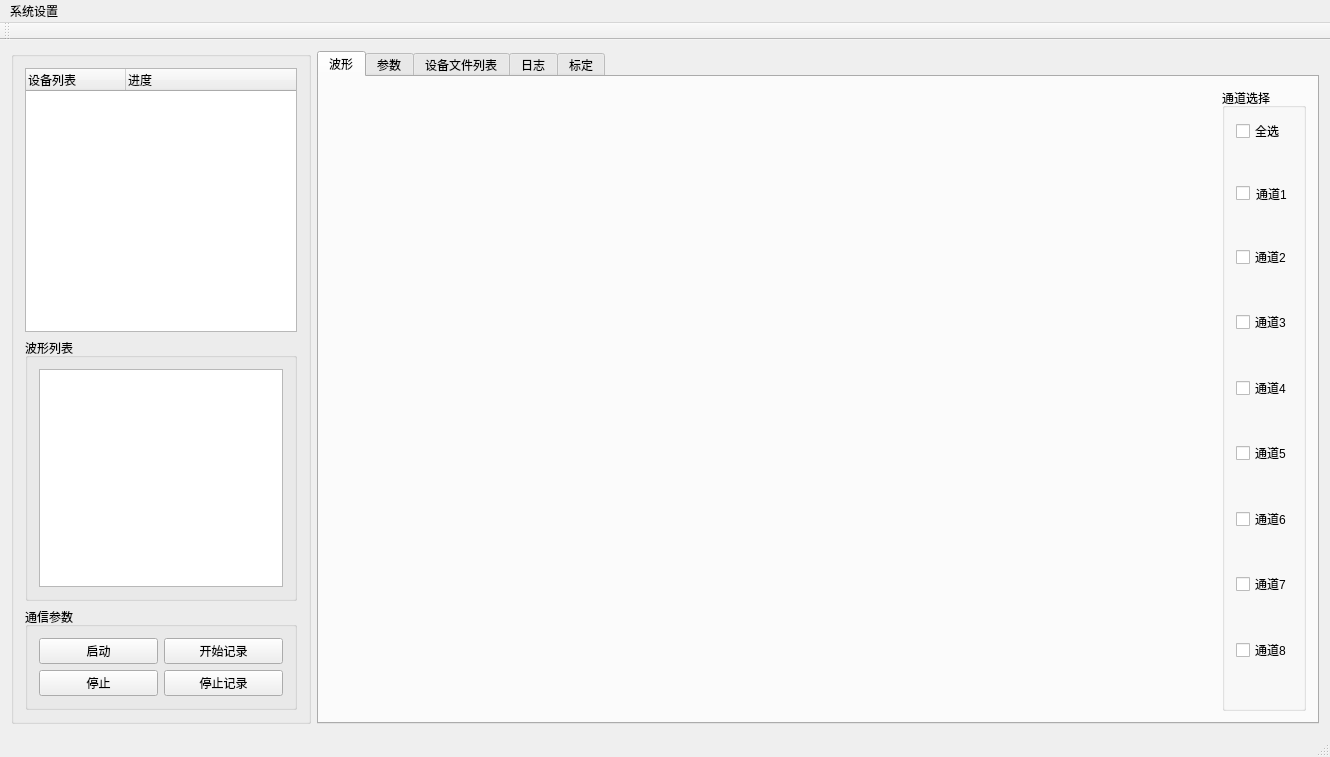
Before: the Qt Designer form mainwindow.ui in byteman/bullet, drawn with Qt 5.
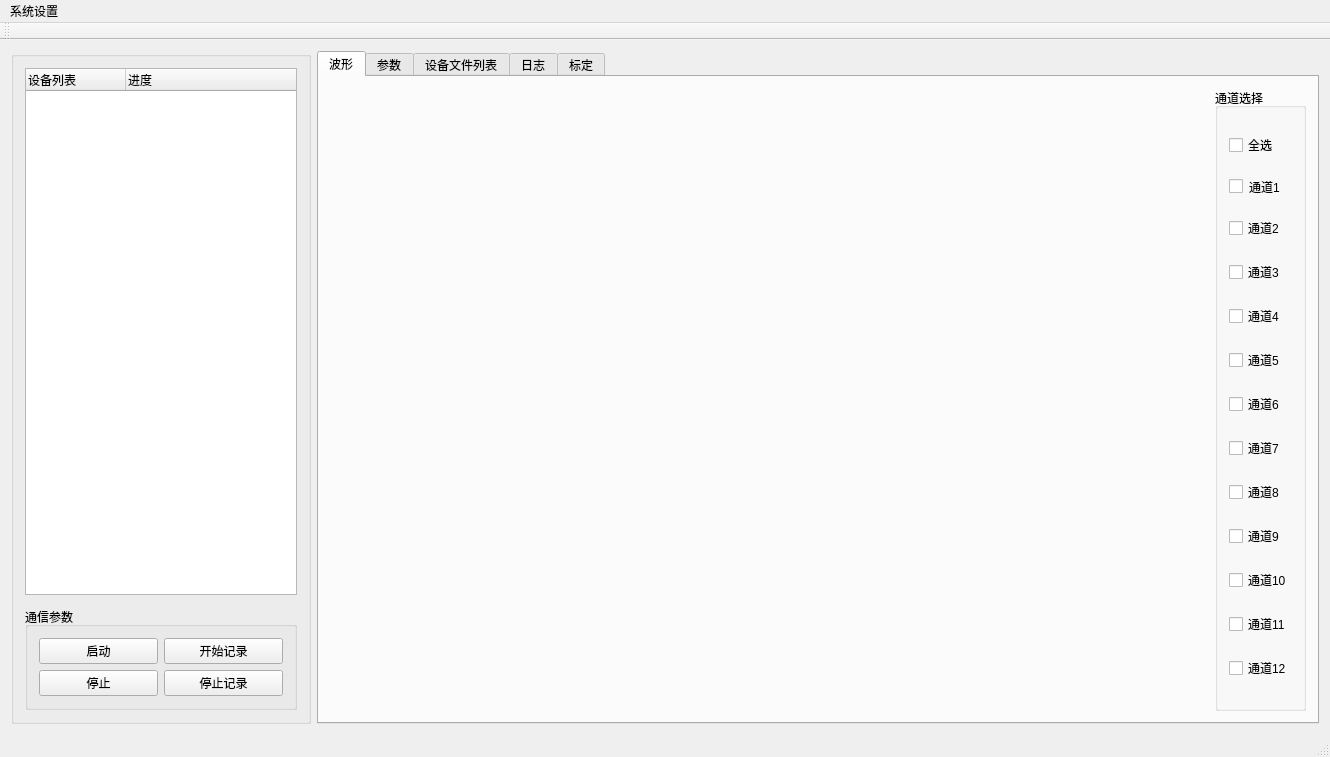
After: the same form once the commit is applied. Custom widgets are drawn as their Qt base class.

What changed in the file:
```diff
--- a/mainwindow.ui
+++ b/mainwindow.ui
@@ -61,12 +61,25 @@
        </item>
        <item>
         <widget class="QGroupBox" name="groupBox_3">
+         <property name="maximumSize">
+          <size>
+           <width>16777215</width>
+           <height>0</height>
+          </size>
+         </property>
          <property name="title">
           <string>波形列表</string>
          </property>
          <layout class="QVBoxLayout" name="verticalLayout">
           <item>
-           <widget class="QListWidget" name="listWidget"/>
+           <widget class="QListWidget" name="listWidget">
+            <property name="maximumSize">
+             <size>
+              <width>16777215</width>
+              <height>16777215</height>
+             </size>
+            </property>
+           </widget>
           </item>
          </layout>
         </widget>
@@ -147,13 +160,6 @@
              </property>
             </widget>
            </item>
-           <item>
-            <widget class="QLabel" name="label_26">
-             <property name="text">
-              <string/>
-             </property>
-            </widget>
-           </item>
            <item>
             <widget class="QCheckBox" name="rb1">
              <property name="styleSheet">
@@ -165,13 +171,6 @@
              </property>
             </widget>
            </item>
-           <item>
-            <widget class="QLabel" name="label_12">
-             <property name="text">
-              <string/>
-             </property>
-            </widget>
-           </item>
            <item>
             <widget class="QCheckBox" name="rb2">
              <property name="text">
@@ -179,13 +178,6 @@
              </property>
             </widget>
            </item>
-           <item>
-            <widget class="QLabel" name="label_19">
-             <property name="text">
-              <string/>
-             </property>
-            </widget>
-           </item>
            <item>
             <widget class="QCheckBox" name="rb3">
              <property name="text">
@@ -193,13 +185,6 @@
              </property>
             </widget>
            </item>
-           <item>
-            <widget class="QLabel" name="label_25">
-             <property name="text">
-              <string/>
-             </property>
-            </widget>
-           </item>
            <item>
             <widget class="QCheckBox" name="rb4">
              <property name="text">
@@ -207,13 +192,6 @@
              </property>
             </widget>
            </item>
-           <item>
-            <widget class="QLabel" name="label_11">
-             <property name="text">
-              <string/>
-             </property>
-            </widget>
-           </item>
            <item>
             <widget class="QCheckBox" name="rb5">
              <property name="text">
@@ -221,13 +199,6 @@
              </property>
             </widget>
            </item>
-           <item>
-            <widget class="QLabel" name="label_24">
-             <property name="text">
-              <string/>
-             </property>
-            </widget>
-           </item>
            <item>
             <widget class="QCheckBox" name="rb6">
              <property name="text">
@@ -235,13 +206,6 @@
              </property>
             </widget>
            </item>
-           <item>
-            <widget class="QLabel" name="label_23">
-             <property name="text">
-              <string/>
-             </property>
-            </widget>
-           </item>
            <item>
             <widget class="QCheckBox" name="rb7">
              <property name="text">
@@ -249,13 +213,6 @@
              </property>
             </widget>
            </item>
-           <item>
-            <widget class="QLabel" name="label_22">
-             <property name="text">
-              <string/>
-             </property>
-            </widget>
-           </item>
            <item>
             <widget class="QCheckBox" name="rb8">
              <property name="text">
@@ -264,9 +221,30 @@
             </widget>
            </item>
            <item>
-            <widget class="QLabel" name="label_21">
+            <widget class="QCheckBox" name="checkBox">
              <property name="text">
-              <string/>
+              <string>通道9</string>
+             </property>
+            </widget>
+           </item>
+           <item>
+            <widget class="QCheckBox" name="checkBox_2">
+             <property name="text">
+              <string>通道10</string>
+             </property>
+            </widget>
+           </item>
+           <item>
+            <widget class="QCheckBox" name="checkBox_4">
+             <property name="text">
+              <string>通道11</string>
+             </property>
+            </widget>
+           </item>
+           <item>
+            <widget class="QCheckBox" name="checkBox_3">
+             <property name="text">
+              <string>通道12</string>
              </property>
             </widget>
            </item>
```
